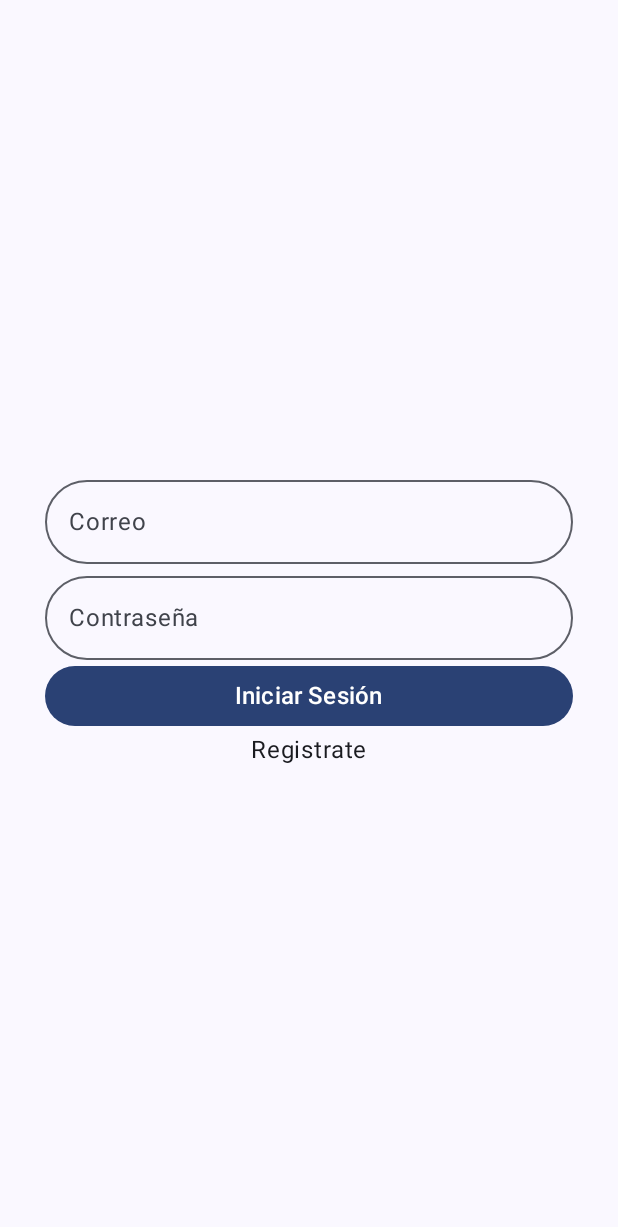
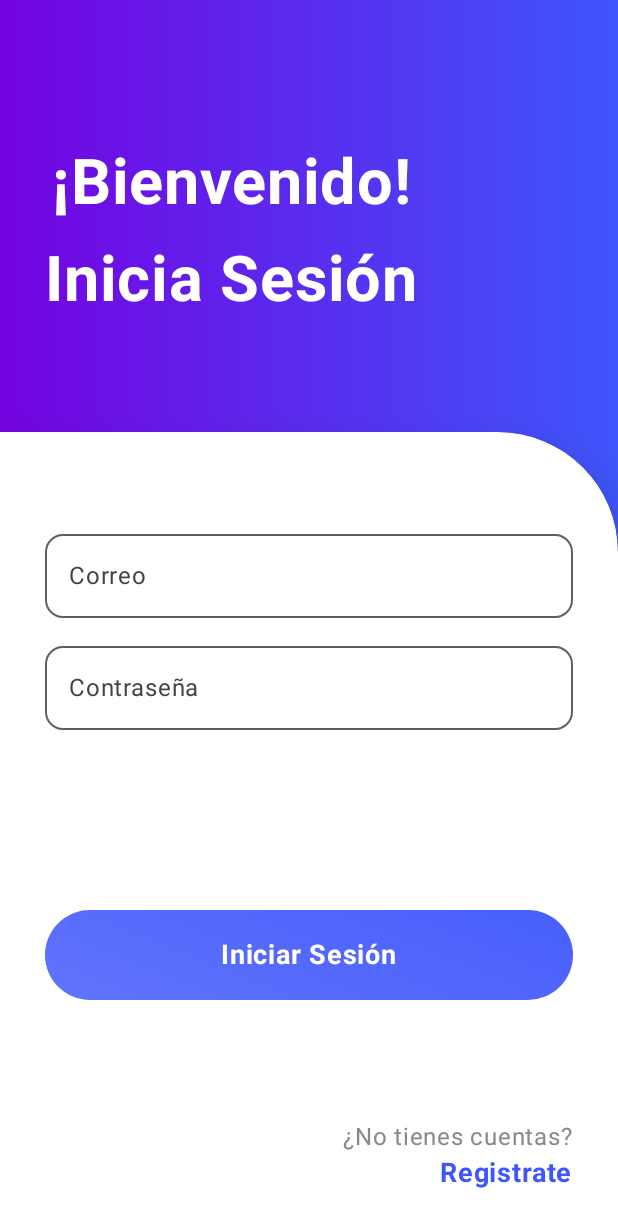
Before and after one commit to clc79100/ProductReviewApp, an Android app built with Jetpack Compose: the LoginScreen screen opened through its navigation route, on a phone screen of 412 x 824 dp. Shown: the top 1227 px of the screen. Run offline under Robolectric (Android 15) with nearby library versions, the phone set to English and light mode, and no system bars.

Commit message:
Diseño inicial en LoginScreen y VersusScreen

```diff
--- a/app/src/main/java/com/example/productreviewapp/MainActivity.kt
+++ b/app/src/main/java/com/example/productreviewapp/MainActivity.kt
@@ -59,7 +59,7 @@ class MainActivity : ComponentActivity() {
                 ){ innerPadding ->
                     NavHost(
                         navController = navController,
-                        startDestination = HomeScreenRoute
+                        startDestination = LoginScreenRoute
                     ){
 
                         composable <LoginScreenRoute>{
--- a/app/src/main/java/com/example/productreviewapp/ui/components/CustomCircularLoading.kt
+++ b/app/src/main/java/com/example/productreviewapp/ui/components/CustomCircularLoading.kt
@@ -7,6 +7,7 @@ import androidx.compose.foundation.layout.fillMaxWidth
 import androidx.compose.foundation.layout.size
 import androidx.compose.material3.CircularWavyProgressIndicator
 import androidx.compose.material3.ExperimentalMaterial3ExpressiveApi
+import androidx.compose.material3.MaterialTheme
 import androidx.compose.runtime.Composable
 import androidx.compose.ui.Alignment
 import androidx.compose.ui.Modifier
@@ -20,7 +21,7 @@ fun CustomCircularLoading(){
         modifier = Modifier
             .fillMaxWidth()
             .fillMaxHeight(0.5f)
-            .background(Color.White),
+            .background(MaterialTheme.colorScheme.background),
         contentAlignment = Alignment.Center
     ){
         CircularWavyProgressIndicator(modifier = Modifier.size(60.dp))
--- a/app/src/main/java/com/example/productreviewapp/ui/components/CustomLoading.kt
+++ b/app/src/main/java/com/example/productreviewapp/ui/components/CustomLoading.kt
@@ -6,6 +6,7 @@ import androidx.compose.foundation.layout.fillMaxSize
 import androidx.compose.foundation.layout.size
 import androidx.compose.material3.ExperimentalMaterial3ExpressiveApi
 import androidx.compose.material3.LoadingIndicator
+import androidx.compose.material3.MaterialTheme
 import androidx.compose.runtime.Composable
 import androidx.compose.ui.Alignment
 import androidx.compose.ui.Modifier
@@ -18,7 +19,7 @@ fun CustomLoading(){
     Box(
         modifier = Modifier
             .fillMaxSize()
-            .background(Color.White),
+            .background(MaterialTheme.colorScheme.background),
         contentAlignment = Alignment.Center
     ){
         LoadingIndicator(modifier = Modifier.size(120.dp))
--- a/app/src/main/java/com/example/productreviewapp/ui/screens/auth/LoginScreen.kt
+++ b/app/src/main/java/com/example/productreviewapp/ui/screens/auth/LoginScreen.kt
@@ -1,18 +1,26 @@
 package com.example.productreviewapp.ui.screens.auth
 
+import androidx.compose.foundation.background
 import androidx.compose.foundation.clickable
 import androidx.compose.foundation.layout.Arrangement
+import androidx.compose.foundation.layout.Box
 import androidx.compose.foundation.layout.Column
 import androidx.compose.foundation.layout.PaddingValues
+import androidx.compose.foundation.layout.Row
+import androidx.compose.foundation.layout.Spacer
 import androidx.compose.foundation.layout.fillMaxSize
 import androidx.compose.foundation.layout.fillMaxWidth
+import androidx.compose.foundation.layout.height
 import androidx.compose.foundation.layout.padding
 import androidx.compose.foundation.layout.size
 import androidx.compose.foundation.shape.CircleShape
+import androidx.compose.foundation.shape.RoundedCornerShape
 import androidx.compose.material.icons.Icons
 import androidx.compose.material.icons.filled.Error
+import androidx.compose.material.icons.filled.Mail
 import androidx.compose.material3.AlertDialog
 import androidx.compose.material3.Button
+import androidx.compose.material3.ButtonDefaults
 import androidx.compose.material3.ExperimentalMaterial3Api
 import androidx.compose.material3.Icon
 import androidx.compose.material3.OutlinedTextField
@@ -22,7 +30,14 @@ import androidx.compose.runtime.Composable
 import androidx.compose.runtime.LaunchedEffect
 import androidx.compose.ui.Alignment
 import androidx.compose.ui.Modifier
+import androidx.compose.ui.draw.clip
+import androidx.compose.ui.draw.shadow
+import androidx.compose.ui.geometry.Offset
+import androidx.compose.ui.graphics.Brush
+import androidx.compose.ui.graphics.Color
+import androidx.compose.ui.graphics.TileMode
 import androidx.compose.ui.platform.LocalFocusManager
+import androidx.compose.ui.text.font.FontWeight
 import androidx.compose.ui.text.input.PasswordVisualTransformation
 import androidx.compose.ui.unit.dp
 import androidx.compose.ui.unit.sp
@@ -32,6 +47,10 @@ import com.example.productreviewapp.ui.components.CustomLoading
 import com.example.productreviewapp.ui.screens.HomeScreenRoute
 import com.example.productreviewapp.ui.screens.LoginScreenRoute
 import com.example.productreviewapp.ui.screens.RegisterScreenRoute
+import com.example.productreviewapp.ui.screens.auth.components.AuthHeader
+import com.example.productreviewapp.ui.screens.auth.components.AuthPrompt
+import com.example.productreviewapp.ui.screens.auth.components.CustomButton
+import com.example.productreviewapp.ui.theme.BlueGradient
 import com.example.productreviewapp.ui.viewmodels.AuthViewModel
 
 @OptIn(ExperimentalMaterial3Api::class)
@@ -54,46 +73,58 @@ fun LoginScreen(
     if (!vm.isLogged){
         Column(
             modifier = Modifier
-                .padding(paddingValues)
                 .fillMaxSize()
-                .padding(horizontal = 30.dp),
+                .background(Brush.horizontalGradient(BlueGradient.reversed()))
+                .padding(top = 20.dp),
+        ) {
+            AuthHeader(
+                title1 = "¡Bienvenido!",
+                title2 = "Inicia Sesión",
+                Modifier.weight(0.5f)
+            )
+
+            Column(
+                modifier = Modifier
+                    .weight(1f)
+                    .fillMaxSize()
+                    .shadow(16.dp, shape = RoundedCornerShape( topEnd = 80.dp))
+                    .clip(RoundedCornerShape(topEnd = 80.dp))
+                    .background(Color.White)
+                    .padding(top = 20.dp, bottom = 30.dp, start = 30.dp, end = 30.dp),
                 horizontalAlignment = Alignment.CenterHorizontally,
-            verticalArrangement = Arrangement.Center
+            ) {
+                Column(
+                    modifier = Modifier
+                        .weight(1f)
+                        .padding(vertical = 40.dp),
+                    verticalArrangement = Arrangement.SpaceBetween
                 ) {
                     OutlinedTextField(
                         value = vm.email,
                         onValueChange = { vm.email = it },
                         label = {Text("Correo")},
-                shape = CircleShape,
+                        shape = RoundedCornerShape(12.dp),
                         modifier = Modifier.fillMaxWidth()
                     )
                     OutlinedTextField(
                         value = vm.password,
                         onValueChange = {vm.password = it},
                         label = {Text("Contraseña")},
-                shape = CircleShape,
+                        shape = RoundedCornerShape(12.dp),
                         modifier = Modifier.fillMaxWidth(),
                         visualTransformation = PasswordVisualTransformation()
                     )
-            Button(
-                enabled = vm.isEnabled,
-                onClick = {
+                }
+
+                CustomButton(Modifier.weight(1f)){
                     vm.login()
-                    focusManager.clearFocus() //esto quita el tecladoxd
-                },
-                modifier = Modifier.fillMaxWidth()
-            ) {
-                Text(
-                    text = "Iniciar Sesión",
-                    fontSize = 16.sp
-                )
+                    focusManager.clearFocus()
                 }
-            Text(
-                text = "Registrate",
-                modifier = Modifier.clickable{
+
+                AuthPrompt(navController) {
                     navController.navigate(RegisterScreenRoute)
                 }
-            )
+            }
         }
     }
 
--- /dev/null
+++ b/app/src/main/java/com/example/productreviewapp/ui/screens/auth/components/AuthHeader.kt
@@ -0,0 +1,39 @@
+package com.example.productreviewapp.ui.screens.auth.components
+
+import androidx.compose.foundation.layout.Arrangement
+import androidx.compose.foundation.layout.Column
+import androidx.compose.foundation.layout.Spacer
+import androidx.compose.foundation.layout.height
+import androidx.compose.foundation.layout.padding
+import androidx.compose.material3.Text
+import androidx.compose.runtime.Composable
+import androidx.compose.ui.Alignment
+import androidx.compose.ui.Modifier
+import androidx.compose.ui.graphics.Color
+import androidx.compose.ui.text.font.FontWeight
+import androidx.compose.ui.unit.dp
+import androidx.compose.ui.unit.sp
+
+@Composable
+fun AuthHeader(title1: String, title2: String?,modifier: Modifier){
+    Column(
+        modifier = modifier
+            .padding(horizontal = 30.dp),
+        horizontalAlignment = Alignment.CenterHorizontally,
+        verticalArrangement = Arrangement.Center
+    ) {
+        Text(
+            text = title1,
+            fontWeight = FontWeight.Bold,
+            fontSize = 42.sp,
+            color = Color.White
+        )
+        Spacer(Modifier.height(15.dp))
+        Text(
+            text = title2 ?:"",
+            fontWeight = FontWeight.Bold,
+            fontSize = 42.sp,
+            color = Color.White
+        )
+    }
+}
--- /dev/null
+++ b/app/src/main/java/com/example/productreviewapp/ui/screens/auth/components/AuthPrompt.kt
@@ -0,0 +1,39 @@
+package com.example.productreviewapp.ui.screens.auth.components
+
+import androidx.compose.foundation.clickable
+import androidx.compose.foundation.layout.Arrangement
+import androidx.compose.foundation.layout.Column
+import androidx.compose.foundation.layout.fillMaxWidth
+import androidx.compose.material3.Text
+import androidx.compose.runtime.Composable
+import androidx.compose.ui.Alignment
+import androidx.compose.ui.Modifier
+import androidx.compose.ui.graphics.Color
+import androidx.compose.ui.text.font.FontWeight
+import androidx.compose.ui.unit.sp
+import androidx.navigation.NavController
+import com.example.productreviewapp.ui.screens.RegisterScreenRoute
+import com.example.productreviewapp.ui.theme.BlueGradient
+
+@Composable
+fun AuthPrompt(navController: NavController, onClick: () -> Unit){
+    Column(
+        modifier = Modifier.fillMaxWidth(),
+        horizontalAlignment = Alignment.End,
+        verticalArrangement = Arrangement.Bottom
+    ) {
+        Text(
+            text = "¿No tienes cuentas?",
+            color = Color.Gray
+        )
+        Text(
+            text = "Registrate",
+            fontSize = 18.sp,
+            fontWeight = FontWeight.Bold,
+            color = BlueGradient[0],
+            modifier = Modifier.clickable{
+                onClick()
+            }
+        )
+    }
+}
--- /dev/null
+++ b/app/src/main/java/com/example/productreviewapp/ui/screens/auth/components/CustomButton.kt
@@ -0,0 +1,50 @@
+package com.example.productreviewapp.ui.screens.auth.components
+
+import androidx.compose.foundation.background
+import androidx.compose.foundation.clickable
+import androidx.compose.foundation.layout.Box
+import androidx.compose.foundation.layout.fillMaxWidth
+import androidx.compose.foundation.layout.height
+import androidx.compose.foundation.shape.CircleShape
+import androidx.compose.material3.Text
+import androidx.compose.runtime.Composable
+import androidx.compose.ui.Alignment
+import androidx.compose.ui.Modifier
+import androidx.compose.ui.draw.clip
+import androidx.compose.ui.geometry.Offset
+import androidx.compose.ui.graphics.Brush
+import androidx.compose.ui.graphics.Color
+import androidx.compose.ui.text.font.FontWeight
+import androidx.compose.ui.unit.dp
+import androidx.compose.ui.unit.sp
+import com.example.productreviewapp.ui.theme.BlueGradient
+
+@Composable
+fun CustomButton(modifier: Modifier, onClick: () -> Unit){
+    Box(
+        modifier,
+        contentAlignment = Alignment.Center
+    ){
+        Box(
+            modifier = Modifier
+                .fillMaxWidth()
+                .height(60.dp)
+                .clip(CircleShape)
+                .clickable{
+
+                }
+                .background(Brush.linearGradient(
+                    colors = listOf(Color.White, BlueGradient[0]),
+                    start = Offset(0f, 2000f),  // empuja el blanco hacia abajo
+                    end = Offset(800f, 0f)
+                )),
+            contentAlignment = Alignment.Center
+        ){
+            Text(
+                text = "Iniciar Sesión",
+                fontSize = 18.sp,
+                fontWeight = FontWeight.Bold,
+                color = Color.White)
+        }
+    }
+}
--- a/app/src/main/java/com/example/productreviewapp/ui/screens/versusScreen/selectProductsComponents/ProductCard.kt
+++ b/app/src/main/java/com/example/productreviewapp/ui/screens/versusScreen/selectProductsComponents/ProductCard.kt
@@ -43,7 +43,7 @@ fun ProductCard(
             .background(Color.White)
             .background(Color.LightGray.copy(0.2f)),
     ) {
-        Column() {
+        Column{
             Spacer(Modifier.weight(10f))
             Spacer(
                 Modifier
```
Also changed, not shown: app/src/main/java/com/example/productreviewapp/ui/screens/auth/components/CustomTextField.kt (added, +8 -0 lines), app/src/main/java/com/example/productreviewapp/ui/screens/versusScreen/VersusScreen.kt (+12 -35 lines), app/src/main/java/com/example/productreviewapp/ui/screens/versusScreen/versusComponents/VersusBar.kt (added, +110 -0 lines). Lines whose indentation alone changed are shown as unchanged.
